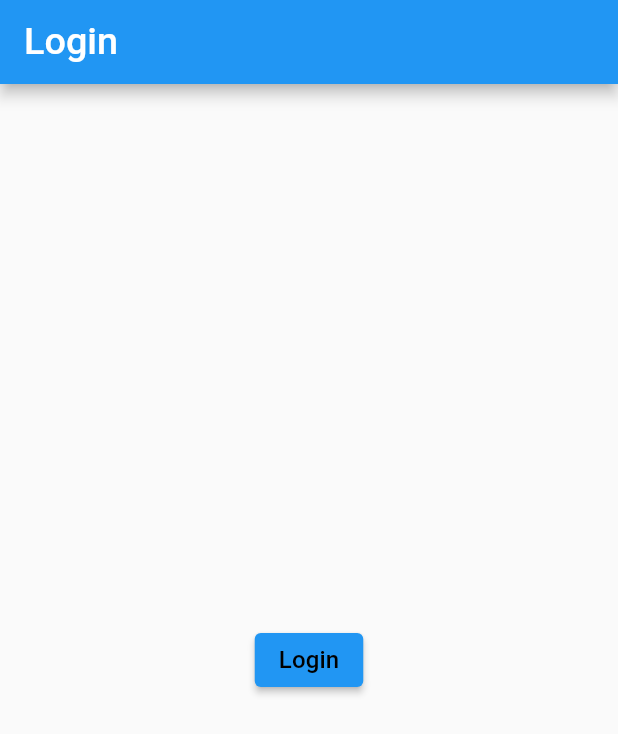
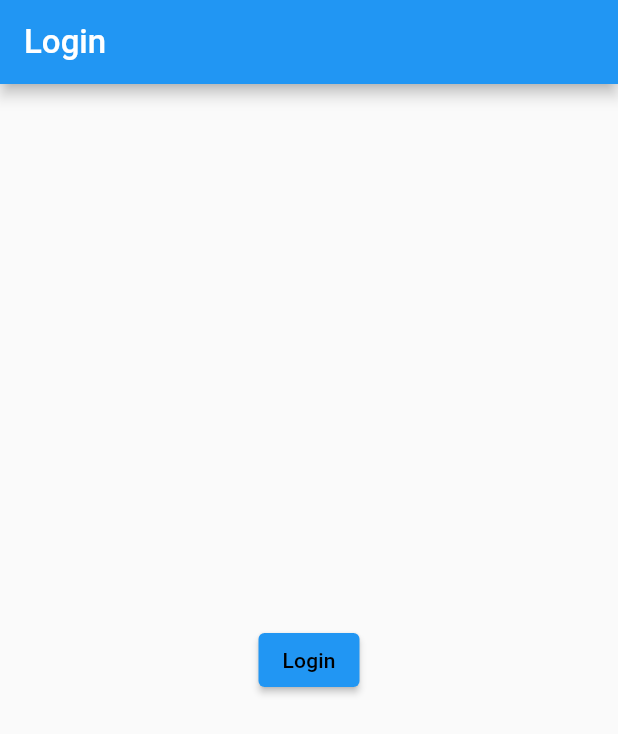
Before and after one commit to Vi-debug/flutter-base, a Flutter app: the screen it shows after launch, on a phone screen of 412 x 824 dp. Shown: the top 734 px of the screen. Run offline on Flutter 3.47's test engine with Material 2 defaults, Android fonts, the phone set to English and light mode, and no system bars; our stand-ins replace dio, flutter_dotenv, flutter_riverpod, flutter_screenutil, flutter_secure_storage, freezed_annotation and 1 more; missing offline and left inert: flutter_appauth; accounts and stored records are empty.

Commit message:
fix app theme, change status message to english

```diff
--- a/lib/base/theme/app_theme.dart
+++ b/lib/base/theme/app_theme.dart
@@ -1,49 +1,48 @@
 import 'package:flutter/material.dart';
-import 'package:flutter_screenutil/flutter_screenutil.dart';
 
 class AppTheme {
-  static final headLineLarge = TextStyle(
-    fontSize: 32.w,
+  static const headLineLarge = TextStyle(
+    fontSize: 32,
     fontWeight: FontWeight.w600,
   );
 
-  static final headLineMedium = TextStyle(
-    fontSize: 28.w,
+  static const headLineMedium = TextStyle(
+    fontSize: 28,
     fontWeight: FontWeight.w600,
   );
 
-  static final headLineSmall = TextStyle(
-    fontSize: 24.w,
+  static const headLineSmall = TextStyle(
+    fontSize: 24,
     fontWeight: FontWeight.w600,
   );
 
-  static final titleLarge = TextStyle(
-    fontSize: 22.w,
+  static const titleLarge = TextStyle(
+    fontSize: 22,
     fontWeight: FontWeight.w500,
   );
 
-  static final titleMedium = TextStyle(
-    fontSize: 16.w,
+  static const titleMedium = TextStyle(
+    fontSize: 16,
     fontWeight: FontWeight.w500,
   );
 
-  static final titleSmall = TextStyle(
-    fontSize: 14.w,
+  static const titleSmall = TextStyle(
+    fontSize: 14,
     fontWeight: FontWeight.w500,
   );
 
-  static final bodyLarge = TextStyle(
-    fontSize: 16.w,
+  static const bodyLarge = TextStyle(
+    fontSize: 16,
     fontWeight: FontWeight.w500,
   );
 
-  static final bodyMedium = TextStyle(
-    fontSize: 14.w,
+  static const bodyMedium = TextStyle(
+    fontSize: 14,
     fontWeight: FontWeight.w500,
   );
 
-  static final bodySmall = TextStyle(
-    fontSize: 12.w,
+  static const bodySmall = TextStyle(
+    fontSize: 12,
     fontWeight: FontWeight.w500,
   );
 }
--- a/lib/main.dart
+++ b/lib/main.dart
@@ -4,10 +4,6 @@ import 'package:flutter_riverpod/flutter_riverpod.dart';
 import 'package:flutter_screenutil/flutter_screenutil.dart';
 import 'package:hive_flutter/adapters.dart';
 
-import 'base/route/route_const.dart';
-import 'base/route/route_generator.dart';
-import 'base/theme/app_theme.dart';
-import 'const/font_family.dart';
 import 'my_app.dart';
 
 void main() async {
```
Also changed, not shown: lib/base/models/base_error.dart (+2 -43 lines), lib/base/utils/dio/dio_error_utils.dart (added, +41 -0 lines).
